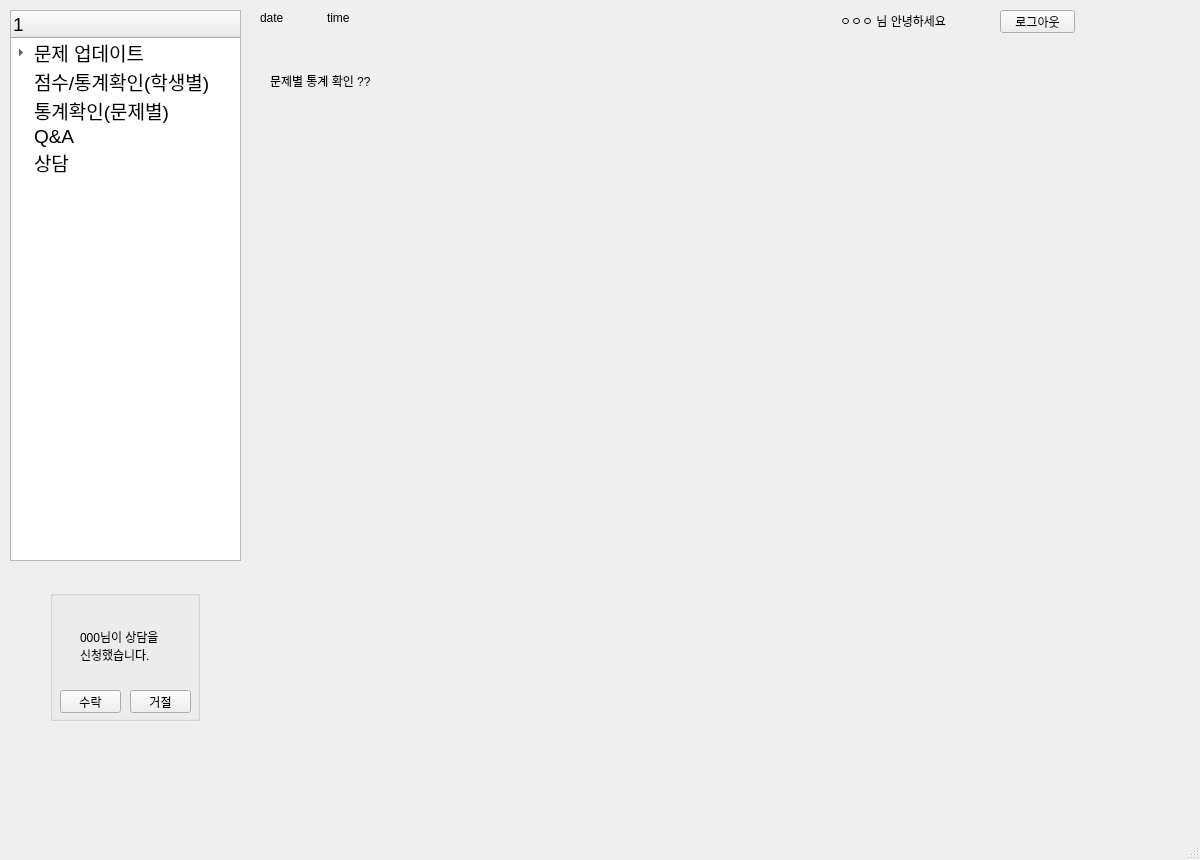
gitaeyu/Education_app, file Teacher.ui: the form before one commit.
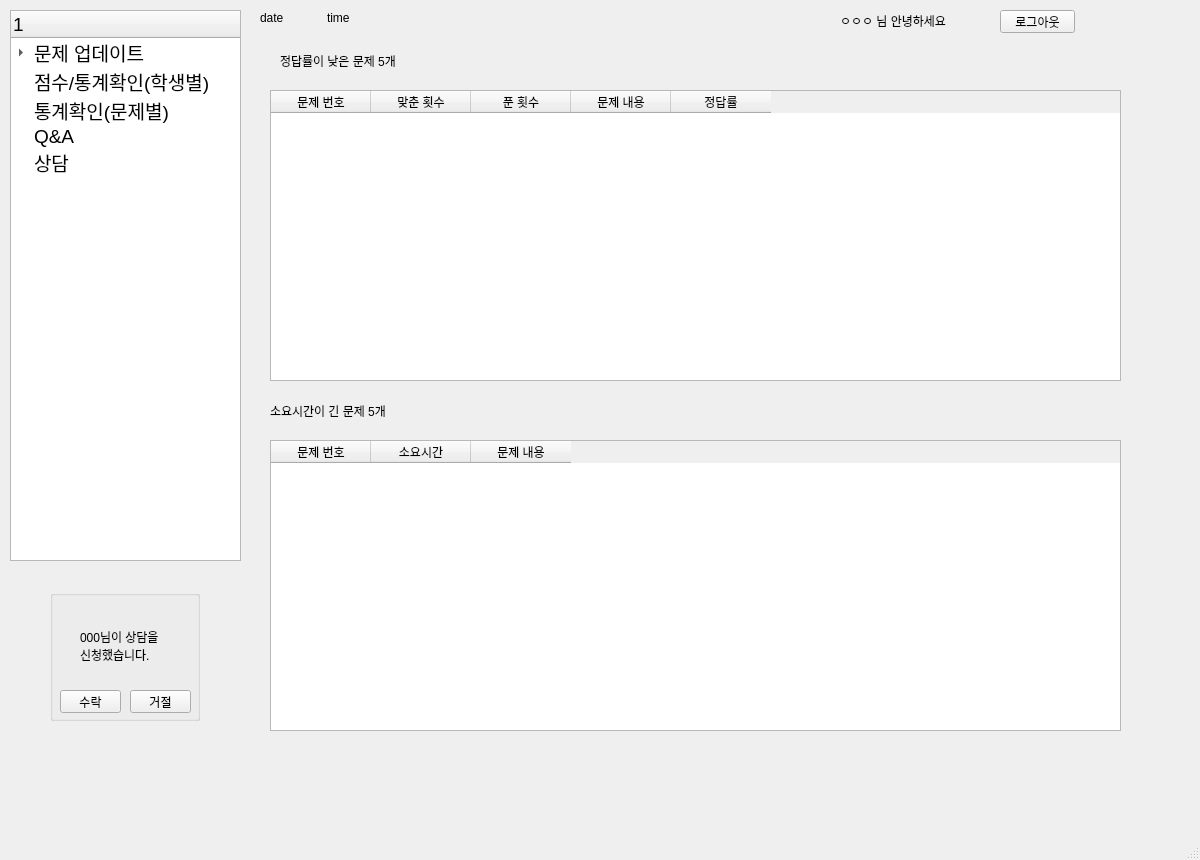
The form after the commit. The open tabs and pages were chosen to show the change.

Patch:
```diff
--- a/Teacher.ui
+++ b/Teacher.ui
@@ -1207,14 +1207,93 @@
        <widget class="QLabel" name="label_19">
         <property name="geometry">
          <rect>
+          <x>30</x>
+          <y>0</y>
+          <width>171</width>
+          <height>41</height>
+         </rect>
+        </property>
+        <property name="text">
+         <string>정답률이 낮은 문제 5개</string>
+        </property>
+       </widget>
+       <widget class="QTableWidget" name="test_statistics">
+        <property name="geometry">
+         <rect>
           <x>20</x>
-          <y>20</y>
-          <width>121</width>
+          <y>50</y>
+          <width>851</width>
+          <height>291</height>
+         </rect>
+        </property>
+        <property name="editTriggers">
+         <set>QAbstractItemView::NoEditTriggers</set>
+        </property>
+        <attribute name="verticalHeaderVisible">
+         <bool>false</bool>
+        </attribute>
+        <column>
+         <property name="text">
+          <string>문제 번호</string>
+         </property>
+        </column>
+        <column>
+         <property name="text">
+          <string>맞춘 횟수</string>
+         </property>
+        </column>
+        <column>
+         <property name="text">
+          <string>푼 횟수</string>
+         </property>
+        </column>
+        <column>
+         <property name="text">
+          <string>문제 내용</string>
+         </property>
+        </column>
+        <column>
+         <property name="text">
+          <string>정답률</string>
+         </property>
+        </column>
+       </widget>
+       <widget class="QTableWidget" name="test_statistics_2">
+        <property name="geometry">
+         <rect>
+          <x>20</x>
+          <y>400</y>
+          <width>851</width>
+          <height>291</height>
+         </rect>
+        </property>
+        <column>
+         <property name="text">
+          <string>문제 번호</string>
+         </property>
+        </column>
+        <column>
+         <property name="text">
+          <string>소요시간</string>
+         </property>
+        </column>
+        <column>
+         <property name="text">
+          <string>문제 내용</string>
+         </property>
+        </column>
+       </widget>
+       <widget class="QLabel" name="label_24">
+        <property name="geometry">
+         <rect>
+          <x>20</x>
+          <y>350</y>
+          <width>171</width>
           <height>41</height>
          </rect>
         </property>
         <property name="text">
-         <string>문제별 통계 확인 ??</string>
+         <string>소요시간이 긴 문제 5개</string>
         </property>
        </widget>
       </widget>
```
Left out of the diff: 8 changed lines with no effect on the pictures.
